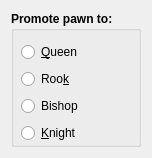
First picture: the form in src/promotiondialog.ui, repository KDE/knights, before the edit.
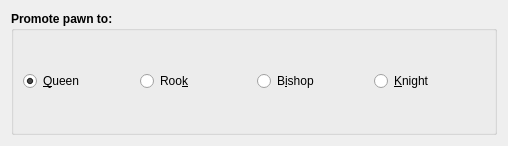
Second picture: the form after the edit.

Commit message: Fixed the layout in the pawn promotion dialog.

```diff
--- a/src/promotiondialog.ui
+++ b/src/promotiondialog.ui
@@ -6,8 +6,8 @@
    <rect>
     <x>0</x>
     <y>0</y>
-    <width>137</width>
-    <height>158</height>
+    <width>508</width>
+    <height>146</height>
    </rect>
   </property>
   <property name="windowTitle">
@@ -25,17 +25,10 @@
      <property name="title">
       <string>Promote pawn to:</string>
      </property>
-     <widget class="QWidget" name="verticalLayoutWidget">
-      <property name="geometry">
-       <rect>
-        <x>10</x>
-        <y>30</y>
-        <width>101</width>
-        <height>104</height>
-       </rect>
-      </property>
       <layout class="QVBoxLayout" name="verticalLayout_2">
        <item>
+       <layout class="QHBoxLayout" name="horizontalLayout">
+        <item>
         <widget class="QRadioButton" name="radioButtonQueen">
          <property name="font">
           <font>
@@ -46,6 +39,9 @@
          <property name="text">
           <string>&amp;Queen</string>
          </property>
+          <property name="checked">
+           <bool>true</bool>
+          </property>
         </widget>
        </item>
        <item>
@@ -70,7 +66,7 @@
           </font>
          </property>
          <property name="text">
-          <string>Bishop</string>
+           <string>B&amp;ishop</string>
          </property>
         </widget>
        </item>
@@ -88,7 +84,8 @@
         </widget>
        </item>
       </layout>
-     </widget>
+      </item>
+     </layout>
     </widget>
    </item>
   </layout>
```
Lines whose indentation alone changed are shown as unchanged.
